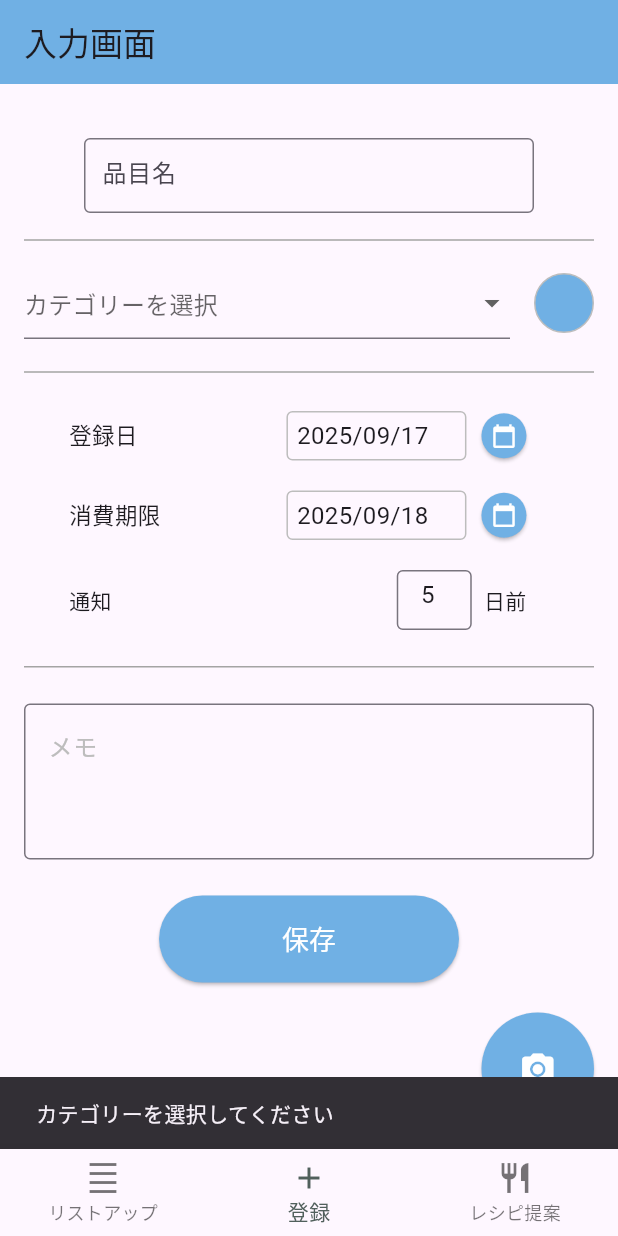
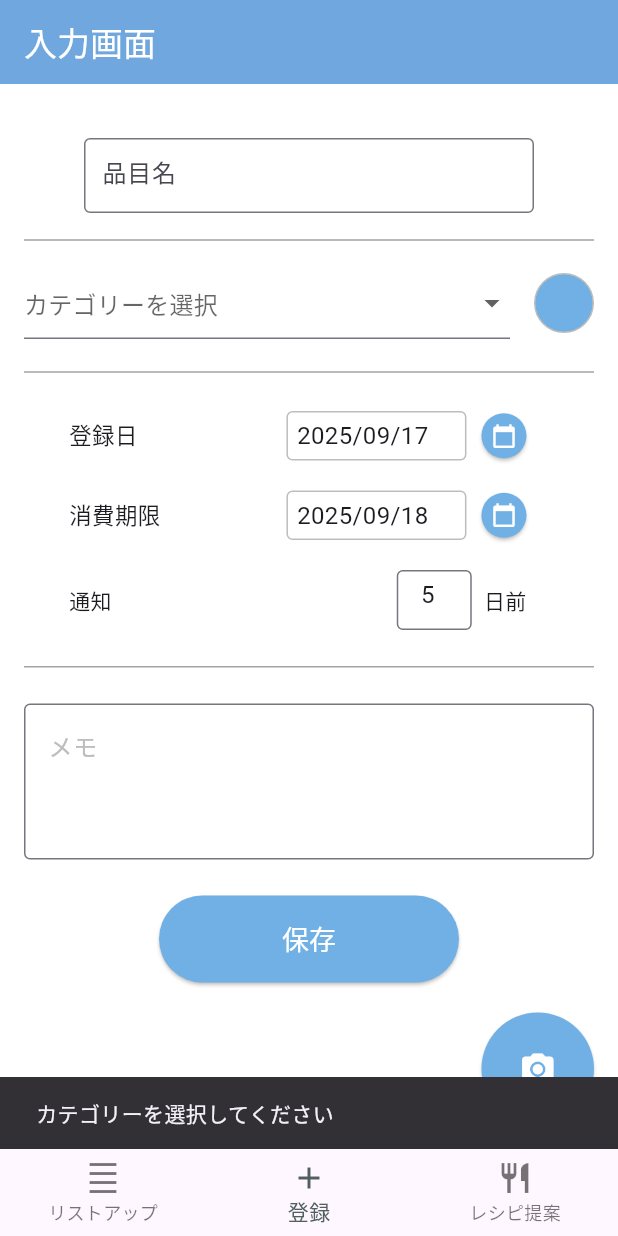
Before and after one commit to sm-kbd/FridgeForce, a Flutter app: the screen it shows after launch, item 2 of the bottom bar chosen, after a tap on "保存", on a phone screen of 412 x 824 dp. Run offline on Flutter 3.47's test engine with Material 3 defaults, Android fonts, the phone set to English and light mode, and no system bars; our stand-ins replace camera, flutter_colorpicker, flutter_local_notifications, rxdart, sqflite, sqflite_common_ffi and 2 more; missing offline and left inert: google_mlkit_text_recognition; accounts and stored records are empty.

Commit message:
notifications (Android tested)

```diff
--- a/lib/main.dart
+++ b/lib/main.dart
@@ -6,7 +6,7 @@ import 'package:sqflite_common_ffi/sqflite_ffi.dart';
 import 'screens/main_screen.dart';
 import 'services/notification.dart';
 
-void main() {
+void main() async {
   if (Platform.isLinux) {
     // Initialize FFI
     sqfliteFfiInit();
@@ -14,15 +14,28 @@ void main() {
     // Set the global factory
     databaseFactory = databaseFactoryFfi;
   }
-  initNotifications();
+  WidgetsFlutterBinding.ensureInitialized();
+  await NotificationService().init();
   runApp(FridgeForce());
 }
+
+const Color primaryColor = Color.fromRGBO(112, 176, 228, 1);
 
 class FridgeForce extends StatelessWidget {
   @override
   Widget build(BuildContext context) {
     return MaterialApp(
       title: 'Fridge Force',
+      theme: ThemeData(
+        primaryColor:
+            primaryColor, // affects default widgets like AppBar title color
+        scaffoldBackgroundColor: Colors.white, // background of Scaffold
+        appBarTheme: AppBarTheme(
+          backgroundColor: primaryColor, // sets AppBar background color
+          foregroundColor: Colors.white, // sets text/icon color
+          elevation: 4,
+        ),
+      ),
       home: MainScreen(),
     );
   }
--- a/lib/screens/home_screen.dart
+++ b/lib/screens/home_screen.dart
@@ -130,7 +130,7 @@ class _HomeScreenState extends State<HomeScreen> {
     final screenWidth = MediaQuery.of(context).size.width;
 
     return Scaffold(
-      appBar: AppBar(title: const Text("食材一覧"), backgroundColor: _primaryColor), // "FridgeItems List"
+      appBar: AppBar(title: const Text("食材一覧")), // "FridgeItems List"
       body: Column(
         children: [
           // Toolbar row
--- a/lib/screens/input_screen.dart
+++ b/lib/screens/input_screen.dart
@@ -145,7 +145,7 @@ class _InputScreenState extends State<InputScreen> {
   @override
   Widget build(BuildContext context) {
     return Scaffold(
-      appBar: AppBar(title: const Text('入力画面'), backgroundColor: _primaryColor),
+      appBar: AppBar(title: const Text('入力画面')),
       body: Stack(
         children: [
           SingleChildScrollView(
@@ -445,12 +445,26 @@ class _InputScreenState extends State<InputScreen> {
                         ScaffoldMessenger.of(
                           context,
                         ).showSnackBar(const SnackBar(content: Text('保存しました')));
-                        scheduleExpiryNotification(
-                          _afterDate,
-                          _itemController.text,
-                          daysBefore,
+                        NotificationService().scheduleNotification(
+                          id: DateTime.now().millisecondsSinceEpoch.remainder(
+                            2147483647,
+                          ),
+                          title: "食品の賞味期限が近づいています",
+                          body: "${_itemController.text}の賞味期限が近づいています",
+                          daysLater: _afterDate
+                              .subtract(Duration(days: daysBefore))
+                              .difference(DateTime.now())
+                              .inDays,
+                          payload: "idk",
                         );
-                        showNotification();
+                        NotificationService().showNotification(
+                          id: DateTime.now().millisecondsSinceEpoch.remainder(
+                            2147483647,
+                          ),
+                          title: "食品の賞味期限が近づいています",
+                          body: "${_itemController.text}の賞味期限が近づいています",
+                          payload: "idk",
+                        );
                         setState(() {
                           _itemController.clear();
                           _selectedCategoryId = null;
--- /dev/null
+++ b/lib/services/notification.dart
@@ -0,0 +1,146 @@
+import 'dart:io';
+
+import 'package:flutter_local_notifications/flutter_local_notifications.dart';
+import 'package:timezone/timezone.dart' as tz;
+import 'package:timezone/data/latest.dart' as tz;
+import 'package:rxdart/rxdart.dart';
+
+class NotificationService {
+  static final NotificationService _notificationService =
+      NotificationService._internal();
+
+  final FlutterLocalNotificationsPlugin flutterLocalNotificationsPlugin =
+      FlutterLocalNotificationsPlugin();
+
+  final BehaviorSubject<String?> onNotificationClick = BehaviorSubject();
+
+  factory NotificationService() {
+    return _notificationService;
+  }
+
+  NotificationService._internal();
+
+  InitializationSettings _initAndroid() {
+    const AndroidInitializationSettings initializationSettingsAndroid =
+        AndroidInitializationSettings(
+          'app_icon',
+        ); // Replace 'app_icon' with your actual app icon name in drawable
+    final InitializationSettings initializationSettings =
+        InitializationSettings(android: initializationSettingsAndroid);
+    flutterLocalNotificationsPlugin
+        .resolvePlatformSpecificImplementation<
+          AndroidFlutterLocalNotificationsPlugin
+        >()
+        ?.requestNotificationsPermission();
+    return initializationSettings;
+  }
+
+  InitializationSettings _initIOS() {
+    final DarwinInitializationSettings initializationSettingsIOS =
+        DarwinInitializationSettings(
+          requestAlertPermission: true,
+          requestBadgePermission: true,
+          requestSoundPermission: true,
+        );
+
+    final InitializationSettings initializationSettings =
+        InitializationSettings(iOS: initializationSettingsIOS);
+    flutterLocalNotificationsPlugin
+        .resolvePlatformSpecificImplementation<
+          IOSFlutterLocalNotificationsPlugin
+        >()
+        ?.requestPermissions(alert: true, badge: true, sound: true);
+    return initializationSettings;
+  }
+
+  Future<void> init() async {
+    tz.initializeTimeZones();
+    // For example, set to America/New_York
+    tz.setLocalLocation(tz.getLocation('America/New_York'));
+
+    final InitializationSettings initializationSettings;
+    if (Platform.isAndroid) {
+      initializationSettings = _initAndroid();
+    } else if (Platform.isIOS) {
+      initializationSettings = _initIOS();
+    } else {
+      initializationSettings = InitializationSettings();
+    }
+
+    await flutterLocalNotificationsPlugin.initialize(initializationSettings);
+    // PERMISSIONS
+    // For Android, permissions are generally handled at installation for basic notifications
+    // For Android 13+, POST_NOTIFICATIONS permission is explicitly requested.
+    // The permission_handler package can be used for explicit permission requests if needed. [24, 25]
+  }
+
+  NotificationDetails _notificationDetails() {
+    const AndroidNotificationDetails androidPlatformChannelSpecifics =
+        AndroidNotificationDetails(
+          'your_channel_id', // Required for Android 8.0+ [1]
+          'your_channel_name',
+          channelDescription: 'your_channel_description',
+          importance: Importance.max,
+          priority: Priority.high,
+          ticker: 'ticker',
+          icon: 'app_icon', //  Must be a drawable resource [7]
+        );
+    const DarwinNotificationDetails iOSPlatformChannelSpecifics =
+        DarwinNotificationDetails(
+          presentAlert: true,
+          presentBadge: true,
+          presentSound: true,
+        );
+
+    return const NotificationDetails(
+      android: androidPlatformChannelSpecifics,
+      iOS: iOSPlatformChannelSpecifics,
+    );
+  }
+
+  Future<void> scheduleNotification({
+    required int id,
+    required String title,
+    required String body,
+    required int daysLater,
+    String? payload,
+  }) async {
+    final scheduledDate = tz.TZDateTime.now(
+      tz.local,
+    ).add(Duration(days: daysLater));
+
+    await flutterLocalNotificationsPlugin.zonedSchedule(
+      id,
+      title,
+      body,
+      scheduledDate,
+      _notificationDetails(),
+      androidScheduleMode: AndroidScheduleMode.exactAllowWhileIdle,
+      payload: payload,
+      matchDateTimeComponents:
+          DateTimeComponents.dateAndTime, // Ensure it matches date and time
+    );
+  }
+
+  Future<void> showNotification({
+    required int id,
+    required String title,
+    required String body,
+    String? payload,
+  }) async {
+    await flutterLocalNotificationsPlugin.show(
+      id,
+      title,
+      body,
+      _notificationDetails(),
+    );
+  }
+
+  Future<void> cancelAllNotifications() async {
+    await flutterLocalNotificationsPlugin.cancelAll();
+  }
+
+  Future<void> cancelNotification(int id) async {
+    await flutterLocalNotificationsPlugin.cancel(id);
+  }
+}
--- a/pubspec.yaml
+++ b/pubspec.yaml
@@ -46,6 +46,9 @@ dependencies:
   intl: ^0.20.2
   flutter_colorpicker: ^1.1.0
   numberpicker: ^2.1.2
+  flutter_local_notifications: ^19.4.2
+  timezone: ^0.10.1
+  rxdart: ^0.28.0
 
 dev_dependencies:
   sqflite_common_ffi: ^2.3.0
```
Also changed, not shown: pubspec.lock, 6 other files.
